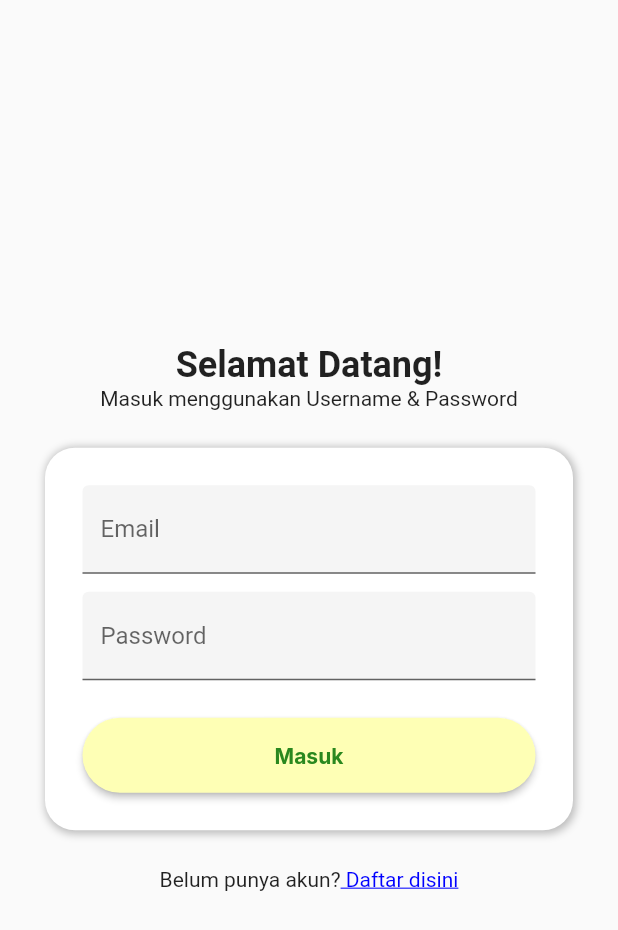
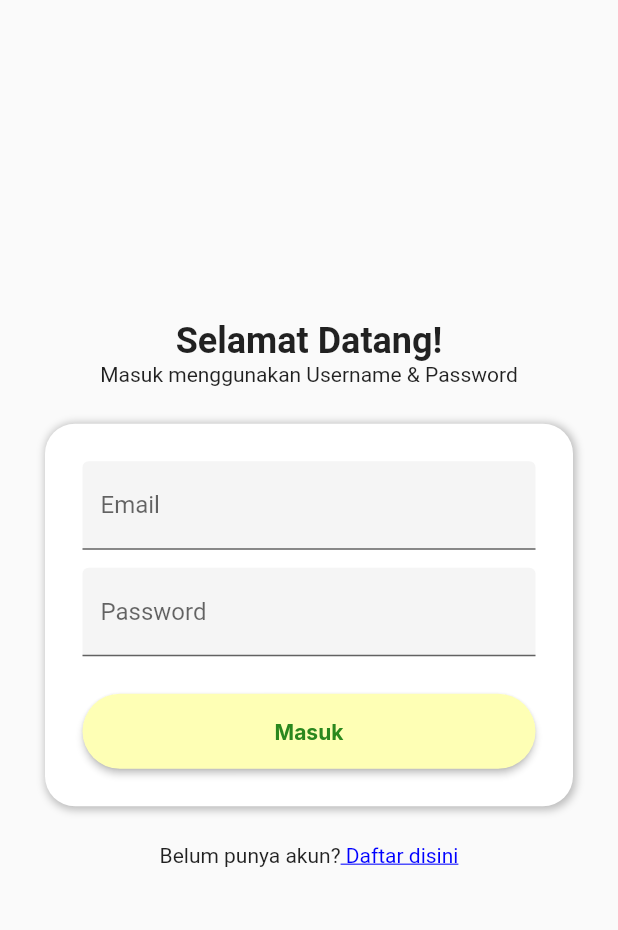
Before and after one commit to albert1911/Toko-Petani-Proyek-AMBW, a Flutter app: the screen it shows after launch, on a phone screen of 412 x 824 dp. Shown: the top 930 px of the screen. Run offline on Flutter 3.47's test engine with Material 2 defaults, Android fonts, the light colour scheme and no system bars; our stand-ins replace cloud_firestore, firebase_auth, firebase_core, google_fonts; accounts and stored records are empty.

Commit message:
Koneksi firebase ke halaman login & register
- melakukan testing crud (pada testing_crud.dart)
- menambahkan model untuk tabel users
- custom container untuk halaman login dan register (login.dart & register.dart)
- memindahkan semua custom widget yang dipakai sebelumnya ke dalam custome_widgets.dart

```diff
--- a/e_pasar_tekno_2/lib/custom_widgets/reuseables.dart
+++ b/e_pasar_tekno_2/lib/custom_widgets.dart
@@ -3,7 +3,7 @@ import 'package:e_pasar_tekno_2/screens/cart.dart';
 import 'package:flutter/material.dart';
 import 'package:google_fonts/google_fonts.dart';
 
-import '../screens/home.dart';
+import 'screens/home.dart';
 
 AppBar topBar() {
   TextStyle appTitle = GoogleFonts.inriaSans(
@@ -138,3 +138,109 @@ TextField basicTextField(
     obscureText: isPassword,
   );
 }
+
+class CustomButton extends StatelessWidget {
+  const CustomButton({
+    super.key,
+    required this.btnText,
+    required this.onTap,
+  });
+
+  final String btnText;
+  final VoidCallback onTap;
+
+  @override
+  Widget build(BuildContext context) {
+    TextStyle btnTitle = GoogleFonts.inter(
+      fontSize: 14,
+      fontWeight: FontWeight.bold,
+      color: const Color.fromRGBO(42, 136, 30, 1),
+    );
+
+    return ElevatedButton(
+      style: ElevatedButton.styleFrom(
+          shape:
+              RoundedRectangleBorder(borderRadius: BorderRadius.circular(40)),
+          backgroundColor: const Color.fromRGBO(254, 255, 181, 1),
+          minimumSize: Size(MediaQuery.of(context).size.width - 110, 50)),
+      onPressed: onTap,
+      child: Text(
+        btnText,
+        style: btnTitle,
+      ),
+    );
+  }
+}
+
+class CustomContainer extends StatelessWidget {
+  const CustomContainer({
+    super.key,
+    required this.title,
+    required this.subtitle,
+    required this.message,
+    required this.content,
+    required this.subcontent,
+    required this.isError,
+  });
+
+  final String title;
+  final String subtitle;
+  final String message;
+  final Widget content;
+  final Widget subcontent;
+  final bool isError;
+
+  @override
+  Widget build(BuildContext context) {
+    TextStyle errorStyle = GoogleFonts.inter(
+      fontSize: 14,
+      fontWeight: FontWeight.bold,
+      color: isError ? Colors.red : Colors.green,
+    );
+
+    return Scaffold(
+      body: Container(
+        margin: const EdgeInsets.only(top: 0, bottom: 0, left: 30, right: 30),
+        child: Column(
+          mainAxisAlignment: MainAxisAlignment.center,
+          children: [
+            Text(
+              title,
+              style: const TextStyle(fontSize: 24, fontWeight: FontWeight.bold),
+            ),
+            Text(subtitle),
+            const SizedBox(height: 25),
+            Container(
+              width: MediaQuery.of(context).size.width,
+              decoration: BoxDecoration(
+                boxShadow: [
+                  BoxShadow(
+                    color: Colors.black.withOpacity(0.25),
+                    spreadRadius: 1,
+                    blurRadius: 4,
+                    offset: const Offset(1, 1),
+                  ),
+                ],
+                borderRadius: BorderRadius.circular(20),
+              ),
+              child: Container(
+                decoration: BoxDecoration(
+                  borderRadius: BorderRadius.circular(20),
+                  color: Colors.white,
+                ),
+                child: Container(
+                    margin: const EdgeInsets.only(
+                        top: 25, bottom: 25, left: 25, right: 25),
+                    child: content),
+              ),
+            ),
+            const SizedBox(height: 25),
+            subcontent,
+            const SizedBox(height: 15),
+            Text(message, style: errorStyle, textAlign: TextAlign.center),
+          ],
+        ),
+      ),
+    );
+  }
+}
--- a/e_pasar_tekno_2/lib/custom_widgets/main_button.dart
+++ /dev/null
@@ -1,35 +0,0 @@
-import 'package:flutter/material.dart';
-import 'package:google_fonts/google_fonts.dart';
-
-class MainButton extends StatelessWidget {
-  const MainButton({
-    super.key,
-    required this.btnText,
-    required this.onTap,
-  });
-
-  final String btnText;
-  final VoidCallback onTap;
-
-  @override
-  Widget build(BuildContext context) {
-    TextStyle btnTitle = GoogleFonts.inter(
-      fontSize: 14,
-      fontWeight: FontWeight.bold,
-      color: const Color.fromRGBO(42, 136, 30, 1),
-    );
-
-    return ElevatedButton(
-      style: ElevatedButton.styleFrom(
-          shape:
-              RoundedRectangleBorder(borderRadius: BorderRadius.circular(40)),
-          backgroundColor: const Color.fromRGBO(254, 255, 181, 1),
-          minimumSize: Size(MediaQuery.of(context).size.width - 110, 50)),
-      onPressed: onTap,
-      child: Text(
-        btnText,
-        style: btnTitle,
-      ),
-    );
-  }
-}
--- a/e_pasar_tekno_2/lib/main.dart
+++ b/e_pasar_tekno_2/lib/main.dart
@@ -1,11 +1,13 @@
 // import 'package:e_pasar_tekno_2/screens/home.dart';
 import 'package:e_pasar_tekno_2/screens/login.dart';
+// import 'package:e_pasar_tekno_2/screens/testing_crud.dart';
 import 'package:firebase_core/firebase_core.dart';
 import 'package:flutter/material.dart';
 
 void main() async {
   WidgetsFlutterBinding.ensureInitialized();
   await Firebase.initializeApp();
+
   runApp(const MyApp());
 }
 
--- a/e_pasar_tekno_2/lib/screens/cart.dart
+++ b/e_pasar_tekno_2/lib/screens/cart.dart
@@ -1,7 +1,6 @@
 import 'package:flutter/material.dart';
 
-import '../custom_widgets/main_button.dart';
-import '../custom_widgets/reuseables.dart';
+import '../custom_widgets.dart';
 
 class Cart extends StatefulWidget {
   const Cart({super.key});
--- a/e_pasar_tekno_2/lib/screens/home.dart
+++ b/e_pasar_tekno_2/lib/screens/home.dart
@@ -1,7 +1,7 @@
 import 'package:flutter/material.dart';
 import 'package:intl/intl.dart';
 
-import '../custom_widgets/reuseables.dart';
+import '../custom_widgets.dart';
 import '../model/product.dart';
 import '../model/product_repository.dart';
 
--- a/e_pasar_tekno_2/lib/screens/login.dart
+++ b/e_pasar_tekno_2/lib/screens/login.dart
@@ -1,86 +1,49 @@
 import 'package:e_pasar_tekno_2/screens/home.dart';
 import 'package:e_pasar_tekno_2/screens/register.dart';
+import 'package:firebase_auth/firebase_auth.dart';
 import 'package:flutter/material.dart';
 
-import '../custom_widgets/main_button.dart';
-import '../custom_widgets/reuseables.dart';
+import '../custom_widgets.dart';
 
 class Login extends StatefulWidget {
-  const Login({super.key});
+  final bool? isError;
+  const Login({super.key, this.isError});
 
   @override
   State<Login> createState() => _LoginState();
 }
 
 class _LoginState extends State<Login> {
-  TextEditingController userController = TextEditingController();
-  TextEditingController passController = TextEditingController();
+  String errorMessage = '';
+
+  final TextEditingController emailController = TextEditingController();
+  final TextEditingController passController = TextEditingController();
 
   @override
   Widget build(BuildContext context) {
-    return Scaffold(
-      body: Container(
-        margin: const EdgeInsets.only(top: 0, bottom: 0, left: 30, right: 30),
-        child: Column(
-          mainAxisAlignment: MainAxisAlignment.center,
+    String title = "Selamat Datang!";
+    String subtitle = "Masuk menggunakan Username & Password";
+    bool? isError = widget.isError ?? true;
+
+    Widget content = Column(
       children: [
-            const Text(
-              "Selamat Datang!",
-              style: TextStyle(fontSize: 24, fontWeight: FontWeight.bold),
-            ),
-            const Text("Masuk menggunakan Username & Password"),
-            const SizedBox(height: 25),
-            Container(
-              width: MediaQuery.of(context).size.width,
-              decoration: BoxDecoration(
-                boxShadow: [
-                  BoxShadow(
-                    color: Colors.black.withOpacity(0.25),
-                    spreadRadius: 1,
-                    blurRadius: 4,
-                    offset: const Offset(1, 1),
-                  ),
-                ],
-                borderRadius: BorderRadius.circular(20),
-              ),
-              child: Container(
-                decoration: BoxDecoration(
-                  borderRadius: BorderRadius.circular(20),
-                  color: Colors.white,
-                ),
-                child: Container(
-                  margin: const EdgeInsets.only(
-                      top: 25, bottom: 25, left: 25, right: 25),
-                  child: Column(
-                    children: [
-                      basicTextField('Email', userController, false),
+        basicTextField('Email', emailController, false),
         const SizedBox(height: 12.0),
         basicTextField("Password", passController, true),
         const SizedBox(height: 25),
-                      MainButton(
-                          btnText: "Masuk",
-                          onTap: () {
-                            Navigator.push(
-                                context,
-                                MaterialPageRoute(
-                                    builder: (context) => const Home()));
-                          }),
+        CustomButton(
+            btnText: "Masuk", onTap: () => signInWithEmailAndPassword()),
       ],
-                  ),
-                ),
-              ),
-            ),
-            const SizedBox(height: 25),
-            Row(
+    );
+
+    Widget subcontent = Row(
       mainAxisAlignment: MainAxisAlignment.center,
       children: [
         const Text("Belum punya akun?"),
         GestureDetector(
           onTap: () {
-                    Navigator.push(
-                        context,
-                        MaterialPageRoute(
-                            builder: (context) => const Register()));
+            Navigator.push(context,
+                MaterialPageRoute(builder: (context) => const Register()));
           },
           child: const Text(" Daftar disini",
               style: TextStyle(
@@ -89,10 +52,29 @@ class _LoginState extends State<Login> {
               )),
         ),
       ],
-            ),
-          ],
-        ),
-      ),
+    );
+
+    return CustomContainer(
+      title: title,
+      subtitle: subtitle,
+      content: content,
+      subcontent: subcontent,
+      message: errorMessage,
+      isError: isError,
     );
   }
+
+  Future<void> signInWithEmailAndPassword() async {
+    try {
+      await FirebaseAuth.instance
+          .signInWithEmailAndPassword(
+              email: emailController.text, password: passController.text)
+          .then((value) => Navigator.push(
+              context, MaterialPageRoute(builder: (context) => const Home())));
+    } on FirebaseAuthException catch (e) {
+      setState(() {
+        errorMessage = e.message!;
+      });
     }
+  }
+}
--- a/e_pasar_tekno_2/pubspec.yaml
+++ b/e_pasar_tekno_2/pubspec.yaml
@@ -36,6 +36,7 @@ dependencies:
   intl: ^0.17.0
   firebase_core: ^2.13.0
   firebase_auth: ^4.6.1
+  cloud_firestore: ^4.7.1
 
 
   # The following adds the Cupertino Icons font to your application.
```
Also changed, not shown: e_pasar_tekno_2/lib/model/user.dart (added, +26 -0 lines), e_pasar_tekno_2/lib/screens/account.dart (+15 -5 lines), e_pasar_tekno_2/lib/screens/register.dart (+61 -61 lines), e_pasar_tekno_2/lib/screens/testing_crud.dart (added, +181 -0 lines), e_pasar_tekno_2/pubspec.lock, 2 other files. Lines whose indentation alone changed are shown as unchanged.
